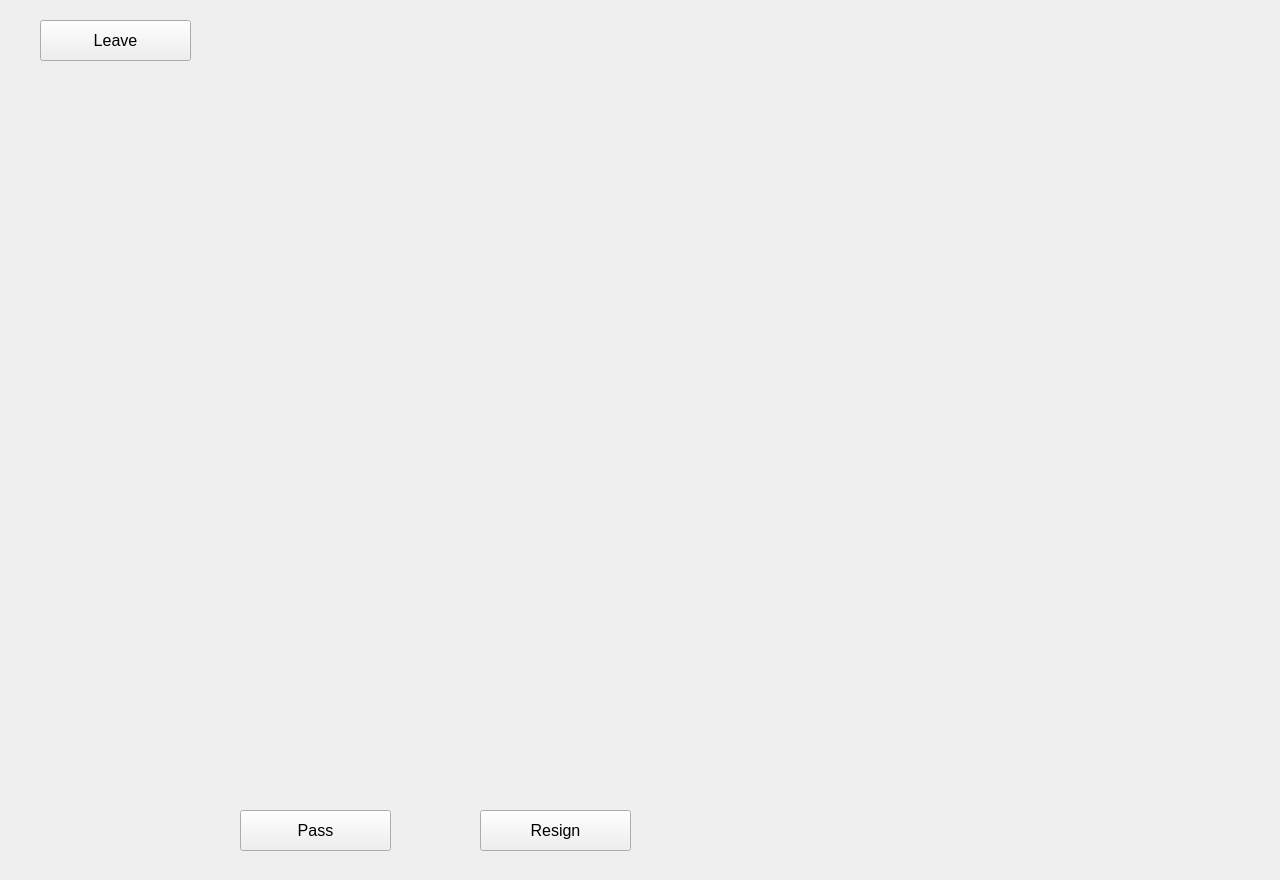
This is game-of-go-qt-ui/game-of-go-qt-ui/gamewidget.ui in Aylesworth/game-of-go as Qt 5 draws it before an edit. The edited form follows.
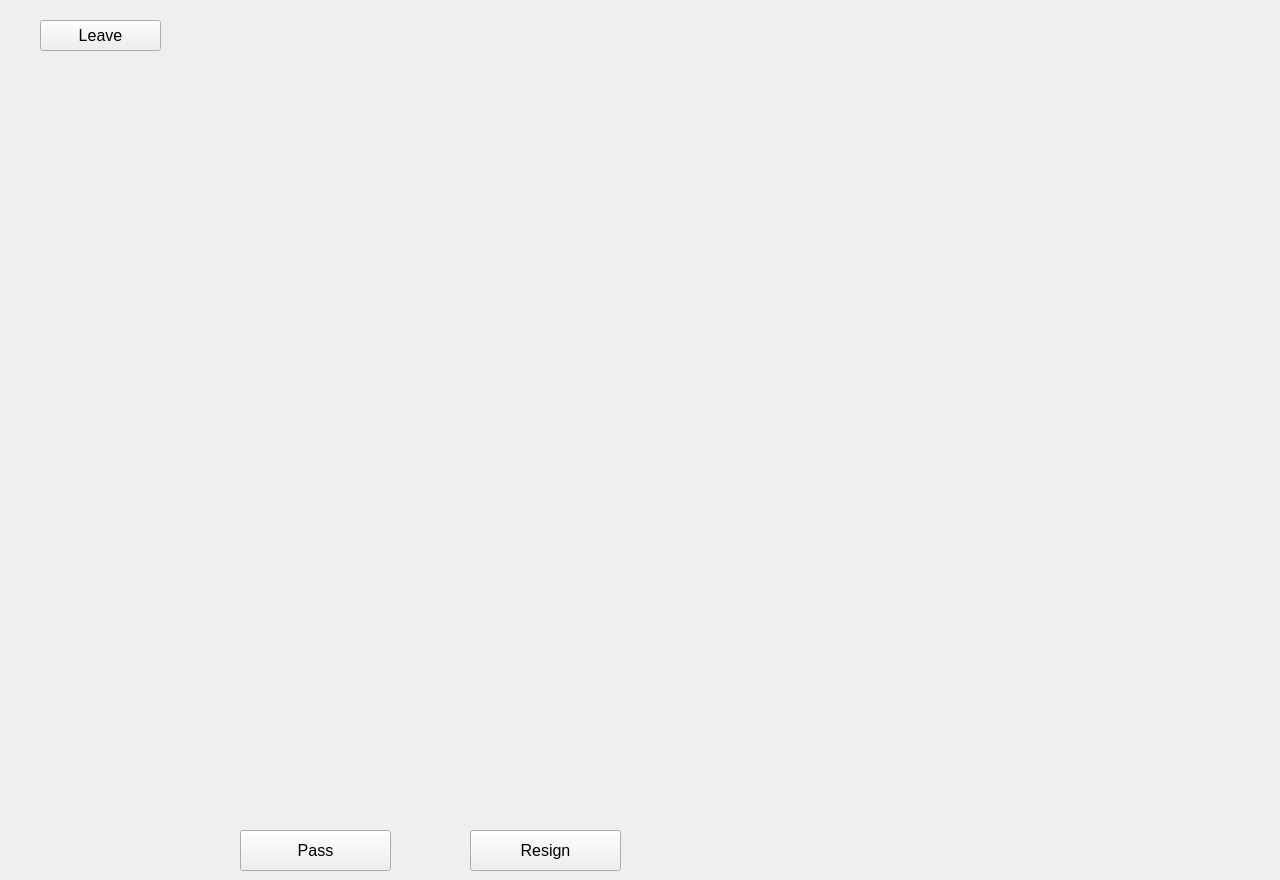
This is the edited form.

Diff of the .ui file:
```diff
--- a/game-of-go-qt-ui/game-of-go-qt-ui/gamewidget.ui
+++ b/game-of-go-qt-ui/game-of-go-qt-ui/gamewidget.ui
@@ -17,7 +17,7 @@
    <property name="geometry">
     <rect>
      <x>39</x>
-     <y>79</y>
+     <y>109</y>
      <width>791</width>
      <height>711</height>
     </rect>
@@ -28,7 +28,7 @@
    <property name="geometry">
     <rect>
      <x>240</x>
-     <y>810</y>
+     <y>830</y>
      <width>151</width>
      <height>41</height>
     </rect>
@@ -45,8 +45,8 @@
   <widget class="QPushButton" name="btn_resign">
    <property name="geometry">
     <rect>
-     <x>480</x>
-     <y>810</y>
+     <x>470</x>
+     <y>830</y>
      <width>151</width>
      <height>41</height>
     </rect>
@@ -65,8 +65,8 @@
     <rect>
      <x>40</x>
      <y>20</y>
-     <width>151</width>
-     <height>41</height>
+     <width>121</width>
+     <height>31</height>
     </rect>
    </property>
    <property name="font">
@@ -89,6 +89,27 @@
    </property>
    <layout class="QVBoxLayout" name="rightVBox"/>
   </widget>
+  <widget class="QLabel" name="lbl_prompt">
+   <property name="geometry">
+    <rect>
+     <x>40</x>
+     <y>60</y>
+     <width>791</width>
+     <height>41</height>
+    </rect>
+   </property>
+   <property name="font">
+    <font>
+     <pointsize>14</pointsize>
+    </font>
+   </property>
+   <property name="text">
+    <string/>
+   </property>
+   <property name="alignment">
+    <set>Qt::AlignCenter</set>
+   </property>
+  </widget>
  </widget>
  <resources/>
  <connections/>
```
